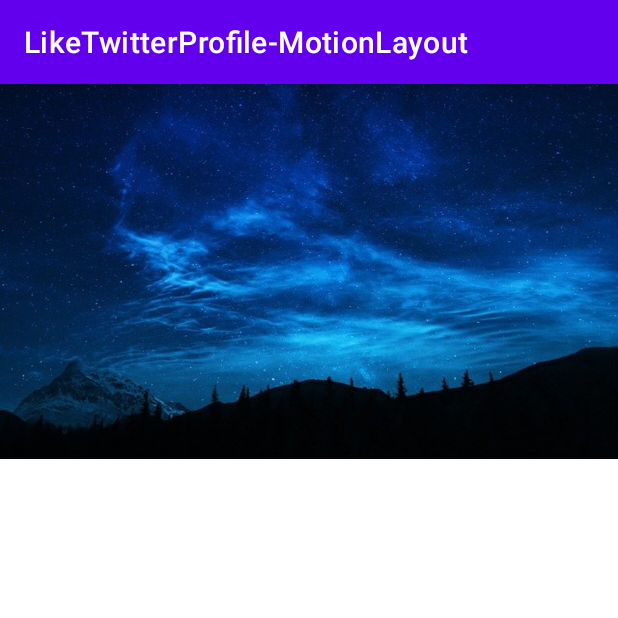
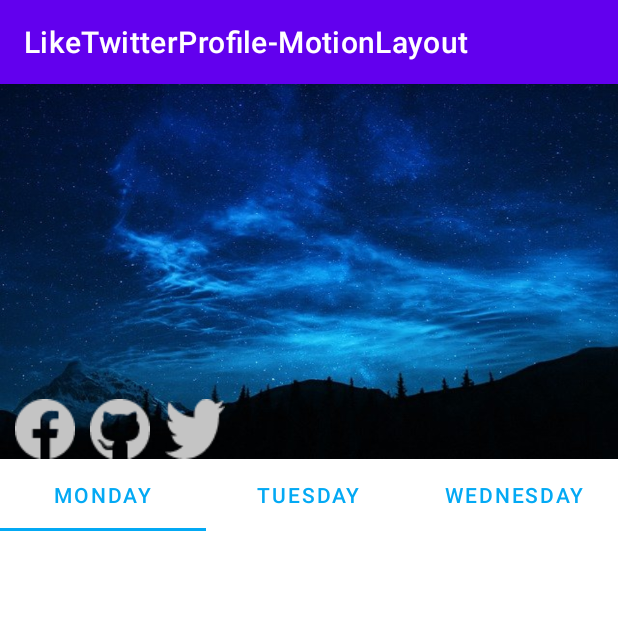
Before and after one commit to kumsal452b/LikeTwitterProfileMotionLayout, an Android app: the screen it shows after launch (MainActivity), on a phone screen of 412 x 824 dp, the top half of it. Run offline under Robolectric (Android 15) with nearby library versions, the phone set to English and light mode, and no system bars.

Commit message:
some design have done

```diff
--- a/app/build.gradle
+++ b/app/build.gradle
@@ -39,7 +39,9 @@ dependencies {
     implementation 'androidx.appcompat:appcompat:1.2.0'
     implementation 'com.google.android.material:material:1.3.0'
     implementation 'androidx.constraintlayout:constraintlayout:2.0.4'
+    implementation 'androidx.legacy:legacy-support-v4:1.0.0'
     testImplementation 'junit:junit:4.+'
     androidTestImplementation 'androidx.test.ext:junit:1.1.2'
     androidTestImplementation 'androidx.test.espresso:espresso-core:3.3.0'
+    implementation 'de.hdodenhof:circleimageview:3.1.0'
 }
--- a/app/src/main/res/layout/activity_main.xml
+++ b/app/src/main/res/layout/activity_main.xml
@@ -15,4 +15,57 @@
         app:layout_constraintStart_toStartOf="parent"
         app:layout_constraintTop_toTopOf="parent"
         app:srcCompat="@drawable/start" />
+
+    <ImageView
+        android:id="@+id/imageView2"
+        android:layout_width="wrap_content"
+        android:layout_height="wrap_content"
+        android:layout_marginStart="10dp"
+        app:layout_constraintBottom_toBottomOf="@+id/imageView"
+        app:layout_constraintStart_toStartOf="parent"
+        app:srcCompat="@drawable/facebook" />
+
+    <ImageView
+        android:id="@+id/imageView3"
+        android:layout_width="wrap_content"
+        android:layout_height="wrap_content"
+        android:layout_marginStart="10dp"
+        app:layout_constraintBottom_toBottomOf="@+id/imageView2"
+        app:layout_constraintStart_toEndOf="@+id/imageView2"
+        app:srcCompat="@drawable/github" />
+
+    <ImageView
+        android:id="@+id/imageView4"
+        android:layout_width="wrap_content"
+        android:layout_height="wrap_content"
+        android:layout_marginStart="10dp"
+        app:layout_constraintBottom_toBottomOf="@+id/imageView3"
+        app:layout_constraintStart_toEndOf="@+id/imageView3"
+        app:srcCompat="@drawable/twitter" />
+
+    <com.google.android.material.tabs.TabLayout
+        android:layout_width="match_parent"
+        android:layout_height="wrap_content"
+        app:layout_constraintEnd_toEndOf="parent"
+        app:layout_constraintStart_toStartOf="parent"
+        app:layout_constraintTop_toBottomOf="@+id/imageView"
+        app:tabIndicatorColor="#03A9F4"
+        app:tabRippleColor="#215685"
+        app:tabTextColor="#03A9F4">
+
+        <com.google.android.material.tabs.TabItem
+            android:layout_width="wrap_content"
+            android:layout_height="wrap_content"
+            android:text="Monday" />
+
+        <com.google.android.material.tabs.TabItem
+            android:layout_width="wrap_content"
+            android:layout_height="wrap_content"
+            android:text="Tuesday" />
+
+        <com.google.android.material.tabs.TabItem
+            android:layout_width="wrap_content"
+            android:layout_height="wrap_content"
+            android:text="Wednesday" />
+    </com.google.android.material.tabs.TabLayout>
 </androidx.constraintlayout.widget.ConstraintLayout>
```
